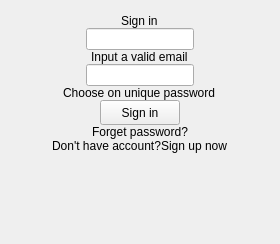
demlabs-cellframe/dap-ui-sdk, file ui/SignInScreen.ui: the form before one commit.
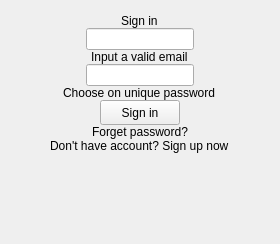
The form after the commit.

```diff
--- a/ui/SignInScreen.ui
+++ b/ui/SignInScreen.ui
@@ -149,7 +149,7 @@
       <item>
        <widget class="QLabel" name="lblSignUp">
         <property name="text">
-         <string>Sign up now</string>
+         <string> Sign up now</string>
         </property>
        </widget>
       </item>
```
Left out of the diff: 2 changed lines with no effect on the pictures.
